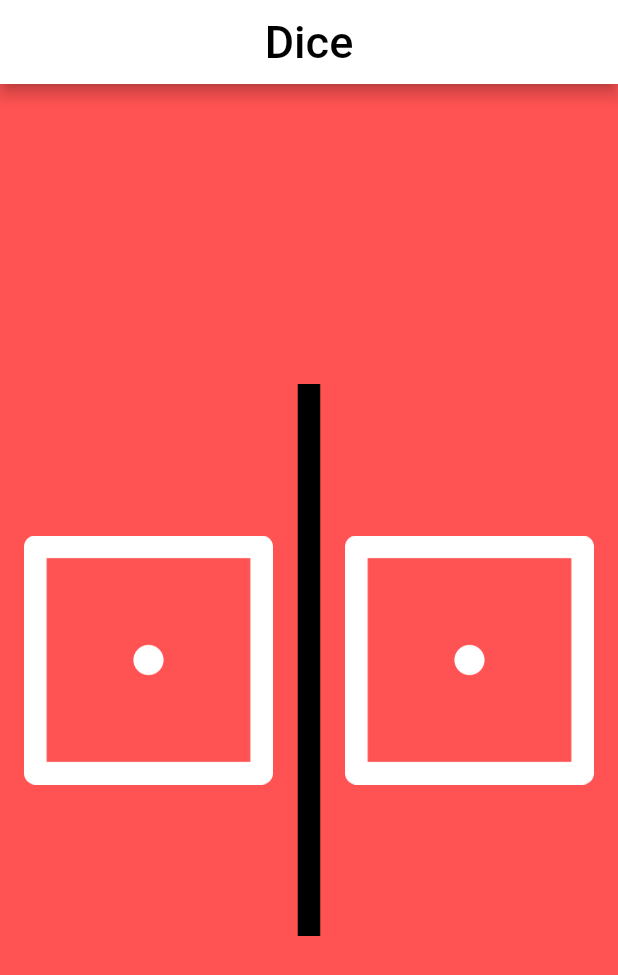
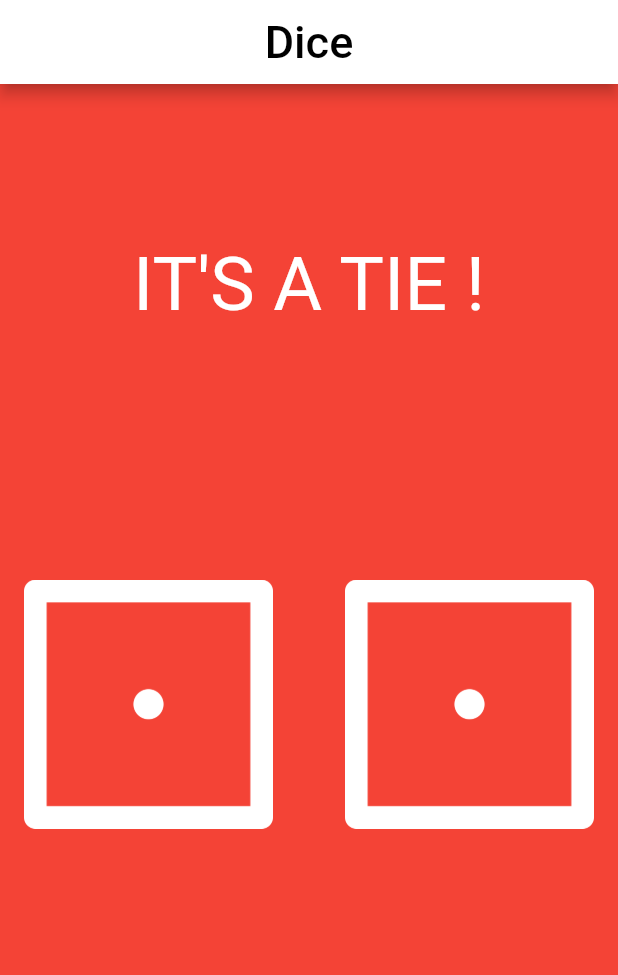
Before and after one commit to Akash701/Dice_game, a Flutter app: the screen it shows after launch, on a phone screen of 412 x 824 dp. Shown: the top 975 px of the screen. Run offline on Flutter 3.47's test engine with Material 2 defaults, Android fonts, the phone set to English and light mode, and no system bars.

```diff
--- a/lib/main.dart
+++ b/lib/main.dart
@@ -18,6 +18,34 @@ class _DiceState extends State<Dice> {
     rightdice = Random().nextInt(6) + 1;
   }
 
+  Widget winner() {
+    if (rightdice > leftdice) {
+      return Text(
+        "Right Dice Win",
+        style: TextStyle(
+          fontSize: 50,
+          color: Colors.white,
+        ),
+      );
+    } else if (rightdice == leftdice) {
+      return Text(
+        "IT'S A TIE !",
+        style: TextStyle(
+          fontSize: 50,
+          color: Colors.white,
+        ),
+      );
+    } else {
+      return Text(
+        "Left Dice Win",
+        style: TextStyle(
+          fontSize: 50,
+          color: Colors.white,
+        ),
+      );
+    }
+  }
+
   @override
   Widget build(BuildContext context) {
     return MaterialApp(
@@ -34,26 +62,40 @@ class _DiceState extends State<Dice> {
           ),
           backgroundColor: Colors.white,
         ),
-        backgroundColor: Colors.redAccent,
-        body: Row(
+        backgroundColor: Colors.red,
+        body: Column(
+          mainAxisAlignment: MainAxisAlignment.center,
+          children: [
+            winner(),
+            Row(
               children: [
                 Expanded(
                   child: FlatButton(
-                onPressed: () {},
-                child: Image.asset('Dice/dice1.png'),
+                    onPressed: () {
+                      setState(() {
+                        leftdice = Random().nextInt(6) + 1;
+                      });
+                    },
+                    child: Image.asset('Dice/dice$leftdice.png'),
                   ),
                 ),
                 VerticalDivider(
                   thickness: 15,
-              indent: 200,
-              endIndent: 200,
+                  indent: 250,
+                  endIndent: 250,
                   color: Colors.black,
                 ),
                 Expanded(
                   child: FlatButton(
-                onPressed: () {},
-                child: Image.asset('Dice/dice1.png'),
+                    onPressed: () {
+                      setState(() {
+                        rightdice = Random().nextInt(6) + 1;
+                      });
+                    },
+                    child: Image.asset('Dice/dice$rightdice.png'),
                   ),
+                ),
+              ],
             ),
           ],
         ),
```
Lines whose indentation alone changed are shown as unchanged.
